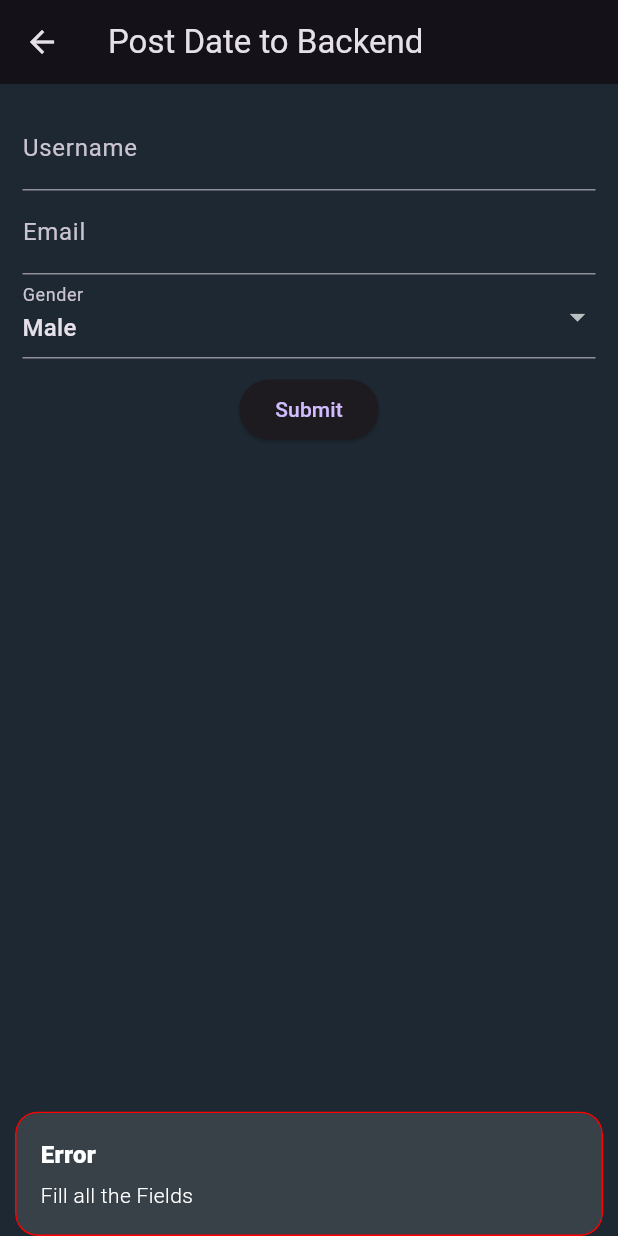
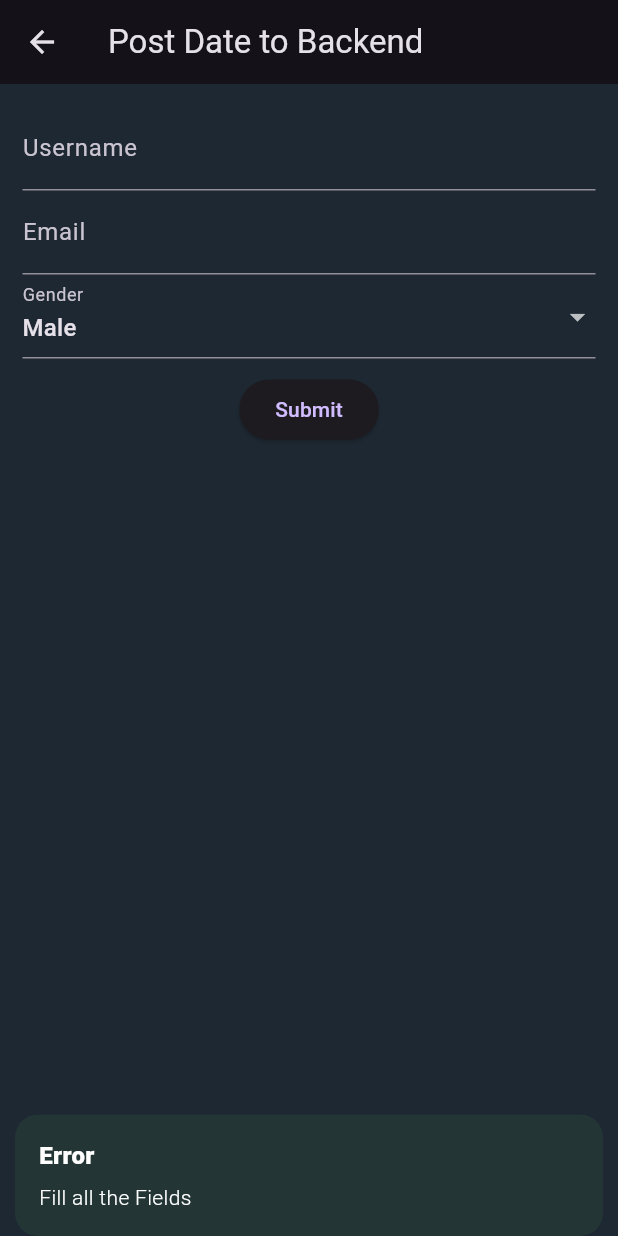
Before and after one commit to AtharvaParadkar/Flutter-APIs, a Flutter app: the PostApiCallScreen screen opened directly, after a tap on "Submit", on a phone screen of 412 x 824 dp. Run offline on Flutter 3.47's test engine with Material 3 defaults, Android fonts, the light colour scheme and no system bars; our stand-ins replace gap, get, local_auth, pinput.

Commit message:
Post API using mockapi

```diff
--- a/lib/main.dart
+++ b/lib/main.dart
@@ -8,6 +8,7 @@ import 'package:flutter_apis/get_products_api_call/get_products_api_callscreen.d
 import 'package:flutter_apis/post_api/post_api_call_screen.dart';
 import 'package:flutter_apis/post_api_login.dart/login_email_phone.dart';
 import 'package:gap/gap.dart';
+import 'package:get/get.dart';
 import 'package:local_auth/local_auth.dart';
 
 void main() => runApp(const MyApp());
@@ -46,7 +47,7 @@ class _MyAppState extends State<MyApp> {
 
   @override
   Widget build(BuildContext context) {
-    return MaterialApp(
+    return GetMaterialApp(
       theme: ThemeData(
         primarySwatch: Colors.blue,
         brightness: Brightness.dark,
--- a/lib/post_api/post_api_controller.dart
+++ b/lib/post_api/post_api_controller.dart
@@ -1,4 +1,5 @@
 import 'package:flutter/material.dart';
+import 'package:flutter_apis/post_api/post_api_repository.dart';
 import 'package:get/get.dart';
 
 class PostApiController extends GetxController {
@@ -16,13 +17,38 @@ class PostApiController extends GetxController {
         'Error',
         'Fill all the Fields',
         snackPosition: SnackPosition.BOTTOM,
-        borderColor: const Color.fromARGB(255, 255, 0, 0),
+        backgroundColor: Colors.green.withOpacity(0.1),
+        duration: const Duration(seconds: 3),
+      );
+      return;
+    }
+    final isSuccess =
+        await PostApiRepository.submitUserData(userName, email, gender);
+
+    if (isSuccess) {
+      // Get.snackbar('Successssssss', 'Data submitted successfully');
+
+      Get.snackbar(
+        'Success',
+        'Data submitted successfully',
+        snackPosition: SnackPosition.BOTTOM,
+        backgroundColor: Colors.green,
+        duration: const Duration(seconds: 3),
+      );
+    } else {
+      Get.snackbar(
+        'Errorr',
+        'Failed to submit data',
+        snackPosition: SnackPosition.BOTTOM,
+        backgroundColor: Colors.red,
+        duration: const Duration(seconds: 3),
       );
     }
   }
 
   @override
   void onClose() {
+    print("Disposing controllers");
     usernameController.dispose();
     emailController.dispose();
     super.onClose();
```
Also changed, not shown: lib/post_api/post_api_service.dart (+6 -2 lines).
